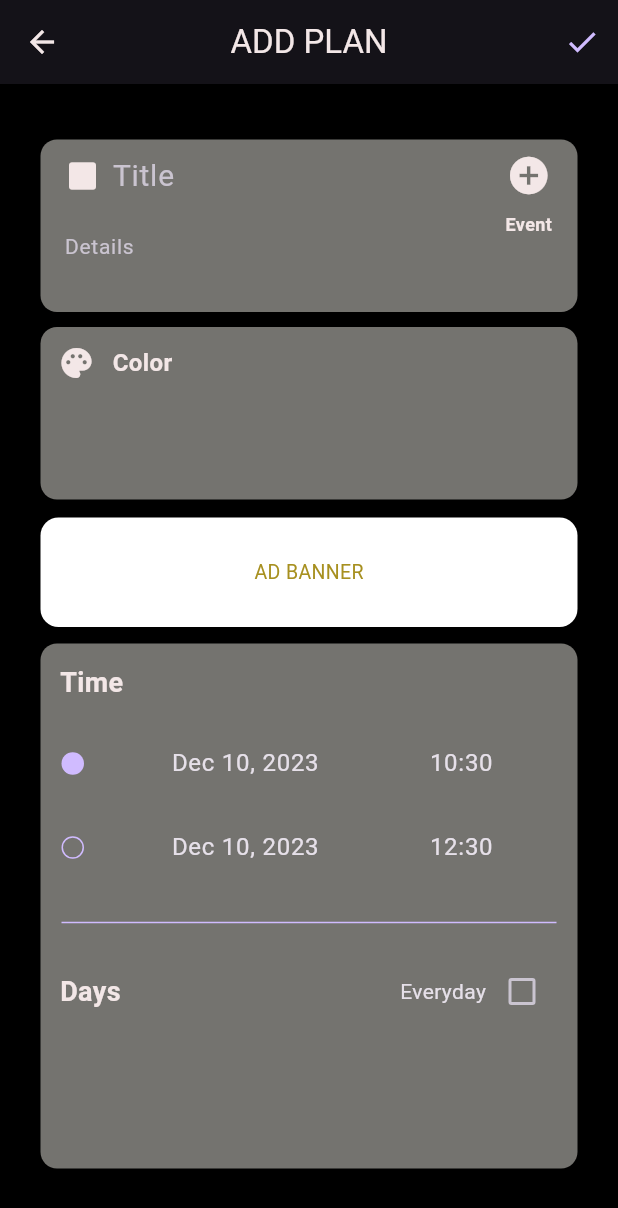
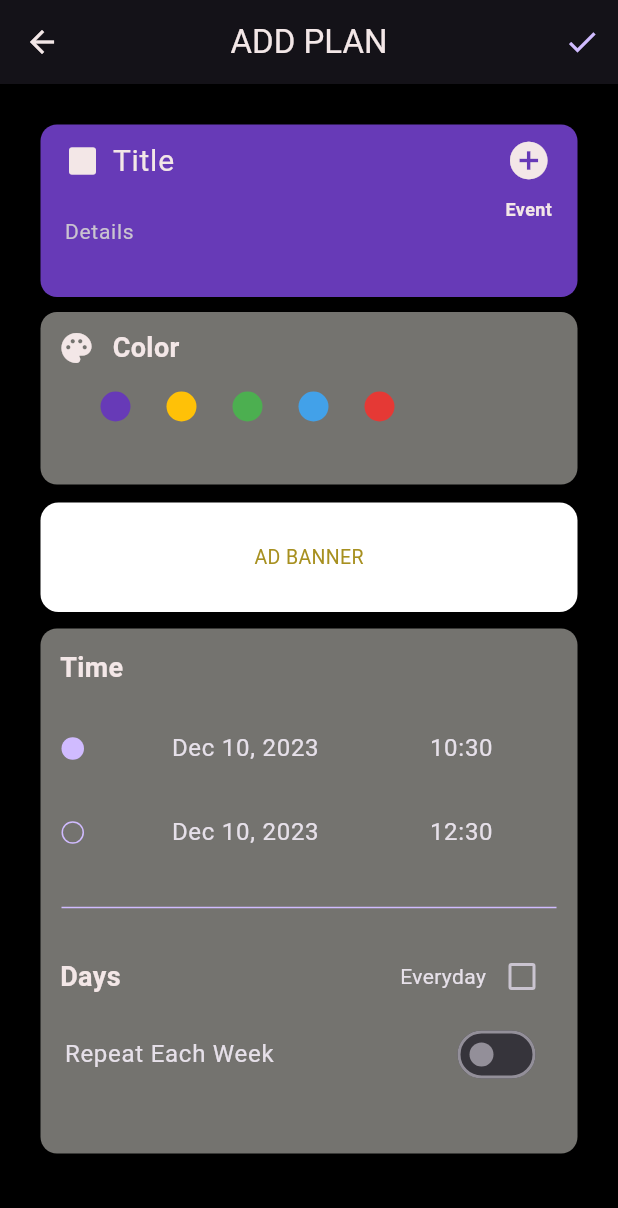
Before and after one commit to batuhanozcan1605/weekplanner, a Flutter app: the EventEditingPage screen opened directly, on a phone screen of 412 x 824 dp. Shown: the top 1208 px of the screen. Run offline on Flutter 3.47's test engine with Material 3 defaults, Android fonts, the phone set to English and light mode, and no system bars; our stand-ins replace syncfusion_flutter_calendar; missing offline and left inert: interval_time_picker; Roboto replaces fonts that are missing (Segoe UI).

Commit message:
color + repeat switch

```diff
--- a/lib/model/event.dart
+++ b/lib/model/event.dart
@@ -4,22 +4,21 @@ import 'package:flutter/material.dart';
 import 'package:weekplanner/constants.dart';
 
 class Event {
-  final String title;
+  final String subject;
   final String detail;
   final IconData icon;
   final DateTime from;
   final DateTime to;
-  final Color backgroundColor;
-  final bool isAllDay; //bu iptal olacak.
-  final bool isRepetitive;
+  final Color color;
+  final String? recurrenceRule;
 
   Event(
-      {required this.title,
+      {required this.subject,
       required this.detail,
-      this.icon = Icons.square_rounded,
+      required this.icon,
       required this.from,
       required this.to,
-      this.backgroundColor = Colors.deepPurple,
-      required this.isAllDay,
-      required this.isRepetitive});
+      this.color = Colors.deepPurple,
+        this.recurrenceRule,
+      });
 }
--- a/lib/screens/event_editing_page.dart
+++ b/lib/screens/event_editing_page.dart
@@ -4,6 +4,7 @@ import 'package:provider/provider.dart';
 import 'package:weekplanner/constants.dart';
 import 'package:weekplanner/provider/event_provider.dart';
 import 'package:weekplanner/utils.dart';
+import 'package:weekplanner/widgets/color_listview_widget.dart';
 import '../model/event.dart';
 
 class EventEditingPage extends StatefulWidget {
@@ -21,7 +22,9 @@ class _EventEditingPageState extends State<EventEditingPage> {
   final detailController = TextEditingController();
   late DateTime fromDate;
   late DateTime toDate;
+  Color backgroundColor = Colors.deepPurple;
   bool isChecked = false;
+  bool isRecurrenceEnabled = false;
 
   @override
   void initState() {
@@ -33,7 +36,7 @@ class _EventEditingPageState extends State<EventEditingPage> {
     } else {
       final event = widget.event!;
 
-      titleController.text = event.title;
+      titleController.text = event.subject;
       fromDate = event.from;
       toDate = event.to;
     }
@@ -55,7 +58,13 @@ class _EventEditingPageState extends State<EventEditingPage> {
         ),
         actions: [
           IconButton(
-              onPressed: saveForm,
+              onPressed: (){
+                if(isRecurrenceEnabled) {
+                  saveWeeklyEvent('MO');
+                }else{
+                  saveForm();
+                }
+              },
               icon: Icon(
                 Icons.check,
                 color: Constants.themePurple,
@@ -72,13 +81,10 @@ class _EventEditingPageState extends State<EventEditingPage> {
         child: Column(
           crossAxisAlignment: CrossAxisAlignment.start,
           children: [
-
-            Padding(
-              padding: const EdgeInsets.only(top: 10.0),
-              child: Container(
+            Container(
               height: 115,
               decoration: BoxDecoration(
-                  color: Constants.lightGrey,
+                color: backgroundColor,
                 borderRadius: BorderRadius.circular(11.0),
               ),
               child: Row(
@@ -128,7 +134,6 @@ class _EventEditingPageState extends State<EventEditingPage> {
                 ],
               ),
             ),
-            ),
             Padding(
               padding: const EdgeInsets.only(top: 10.0),
               child: Container(
@@ -147,13 +152,22 @@ class _EventEditingPageState extends State<EventEditingPage> {
                         ),
                         Text('Color', style: TextStyle(
                             color: Constants.softColor,
-                            fontSize: 16,
+                            fontSize: 18,
                             fontWeight: FontWeight.bold,
                             fontFamily: 'Segoe UI'),
                         )
                       ],
+                    ),
+                    Padding(
+                      padding: const EdgeInsets.symmetric(horizontal: 28.0, vertical: 5),
+                      child: ColorListView(
+                        selectedColor: backgroundColor,
+                          onColorSelected: (Color color){
+                            setState(() {
+                              backgroundColor = color;
+                            });
+                          }),
                     )
-                    //Color circles
                   ],
                 ),
               ),
@@ -193,6 +207,7 @@ class _EventEditingPageState extends State<EventEditingPage> {
                     Padding(
                       padding: const EdgeInsets.all(13.0),
                       child: Row(
+                        mainAxisAlignment: MainAxisAlignment.spaceBetween,
                         children: [
                               Text('Time', style: TextStyle(
                               color: Constants.softColor,
@@ -220,7 +235,22 @@ class _EventEditingPageState extends State<EventEditingPage> {
                           myCheckBox()
                         ],
                       ),
-                    )
+                    ),
+                    // Day Picking
+                    Expanded(
+                      child: ListTile(
+                        title: Text('Repeat Each Week'),
+                        trailing: Switch(
+                          value: isRecurrenceEnabled,
+                          onChanged: (value) {
+                            setState(() {
+                              print(value);
+                              isRecurrenceEnabled = value;
+                            });
+                          },
+                        ),
+                      ),
+                    ),
                   ],
                 ),
               )
@@ -250,12 +280,12 @@ class _EventEditingPageState extends State<EventEditingPage> {
   Future saveForm() async {
 
     final event = Event(
-        title: titleController.text,
+        subject: titleController.text,
         detail: detailController.text,
         from: fromDate,
         to: toDate,
-      isAllDay: false,
-      isRepetitive: false,
+      icon: Icons.square_rounded,
+      color: backgroundColor,
     );
 
     final isEditing = widget.event != null;
@@ -272,11 +302,38 @@ class _EventEditingPageState extends State<EventEditingPage> {
 
   }
 
+  Future saveWeeklyEvent(String days) async {
+
+    final event = Event(
+      subject: titleController.text,
+      detail: detailController.text,
+      from: fromDate,
+      to: toDate,
+      icon: Icons.square_rounded,
+      recurrenceRule: 'FREQ=WEEKLY;BYDAY=$days',
+    );
+
+    final isEditing = widget.event != null;
+    final provider = Provider.of<EventProvider>(context, listen: false);
+
+    if(isEditing) {
+      provider.editEvent(event, widget.event!);
+
+      Navigator.pop(context);
+    } else {
+      provider.addEvent(event);
+      Navigator.pop(context);
+    }
+
+  }
+
+
+
   Widget buildTitle() => TextFormField(
         style: TextStyle(
             color: Constants.softColor, fontSize: 20, fontFamily: 'Segoe UI'),
         decoration:
-            InputDecoration(border: InputBorder.none, hintText: 'Title',),
+            InputDecoration(border: InputBorder.none, hintText: 'Title', hintStyle: TextStyle(color: Constants.softColor)),
         onFieldSubmitted: (_) {},
         //validator: (title) => title != null && title.isEmpty ? 'Title can not be empty' : null,
         controller: titleController,
--- a/lib/screens/event_viewing_page.dart
+++ b/lib/screens/event_viewing_page.dart
@@ -80,7 +80,7 @@ class EventViewingPage extends StatelessWidget {
               padding: const EdgeInsets.all(18.0),
               child: Divider(color: Constants.themePurple,),
             ),
-            Text(event.title,style: TextStyle(
+            Text(event.subject,style: TextStyle(
               fontFamily: 'Segoe UI',
               fontSize: 20,
               fontWeight: FontWeight.bold
--- /dev/null
+++ b/lib/widgets/color_listview_widget.dart
@@ -0,0 +1,62 @@
+import 'package:flutter/material.dart';
+import 'package:weekplanner/constants.dart';
+
+class ColorListView extends StatefulWidget {
+  final Function(Color) onColorSelected;
+  final Color selectedColor;
+
+  ColorListView({required this.onColorSelected, required this.selectedColor});
+
+  @override
+  State<ColorListView> createState() => _ColorListViewState();
+}
+
+class _ColorListViewState extends State<ColorListView> {
+  final List<Color> colors = [
+    Color(0xFF673AB7),
+    Color(0xFFFFC107),
+    Color(0xFF4CAF50),
+    Color(0xFF42A1E9),
+    Color(0xFFE53935),
+  ];
+
+  @override
+  Widget build(BuildContext context) {
+    return Container(
+      height: 50,
+      child: ListView.builder(
+        scrollDirection: Axis.horizontal,
+        itemCount: colors.length,
+        itemBuilder: (context, index) {
+          final bool isSelected = widget.selectedColor == colors[index];
+
+          return GestureDetector(
+            onTap: () {
+              widget.onColorSelected(colors[index]);
+            },
+            child: Padding(
+              padding: EdgeInsets.symmetric(horizontal: 12), // Add horizontal padding
+              child: Stack(
+                children: [
+                  CircleAvatar(
+                    radius: 10,
+                    backgroundColor: colors[index],
+                  ),
+                  if (isSelected)
+                    Container(
+                      height: 22,
+                      width: 22,
+                      decoration: BoxDecoration(
+                        borderRadius: BorderRadius.all(Radius.elliptical(9999.0, 9999.0)),
+                        border: Border.all(width: 2.0, color: Constants.softColor),
+                      ),
+                    )
+                ],
+              ),
+            ),
+          );
+        },
+      ),
+    );
+  }
+}
```
Also changed, not shown: lib/model/event_data_source.dart (+7 -3 lines), lib/widgets/calender_widget.dart (+5 -6 lines). Lines whose indentation alone changed are shown as unchanged.
